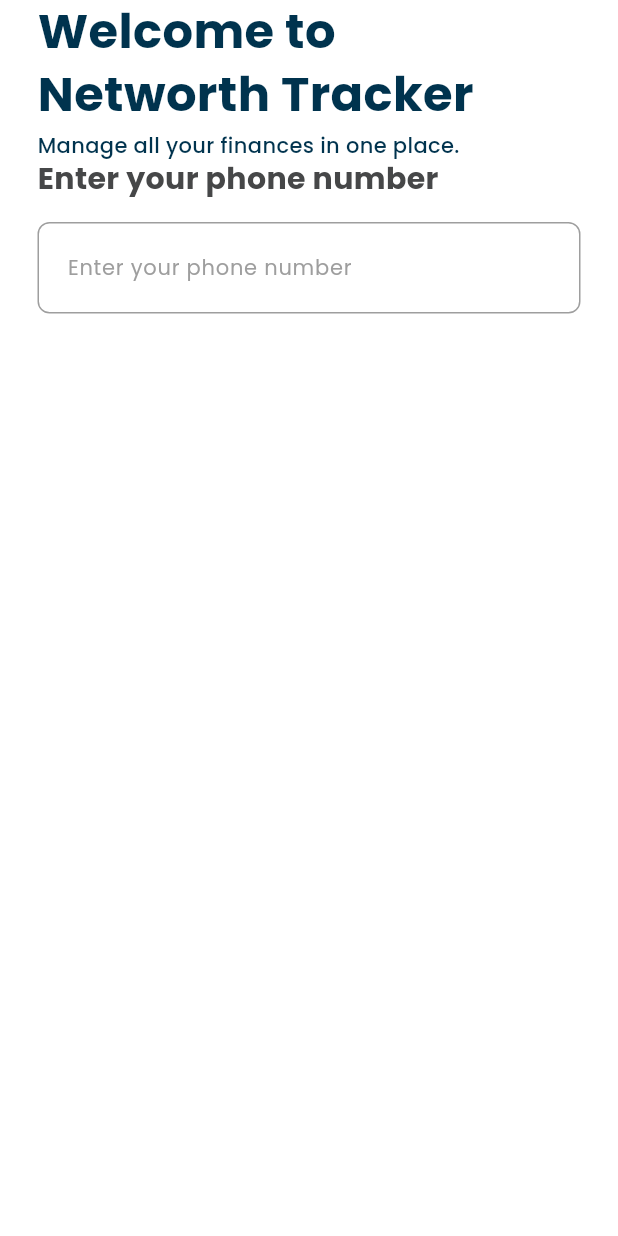
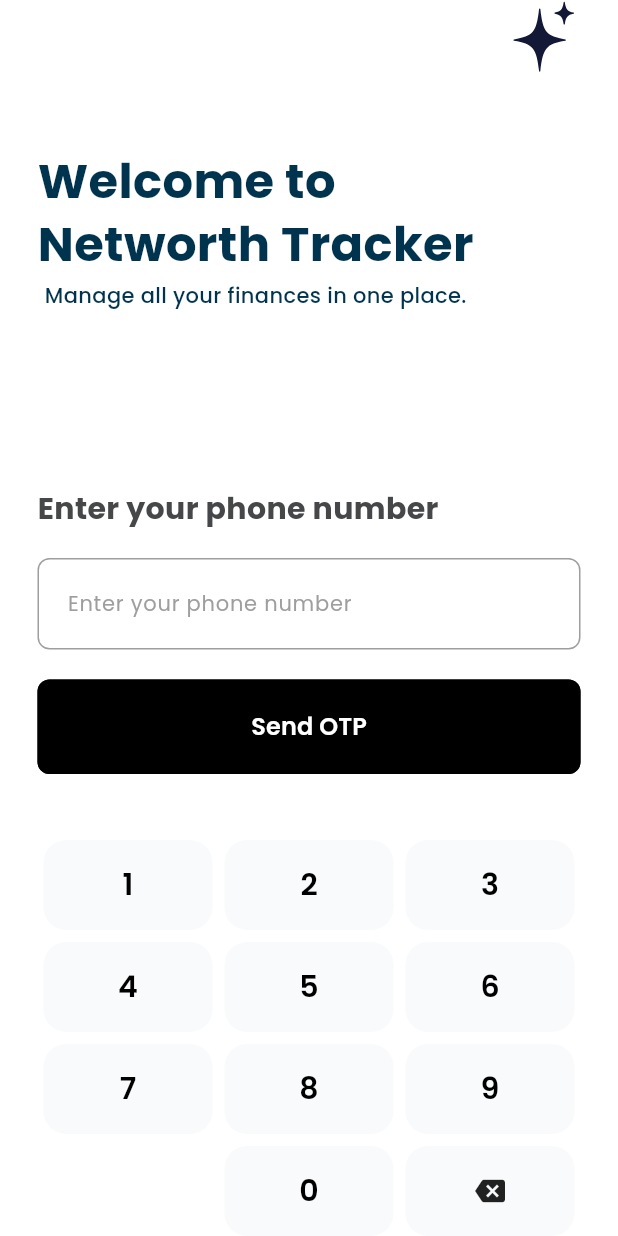
Before and after one commit to Networth-Tracker/nwt-mobile-application, a Flutter app: the PhoneNumberInputScreen screen opened directly, on a phone screen of 412 x 824 dp. Run offline on Flutter 3.47's test engine with Material 3 defaults, Android fonts, the phone set to English and light mode, and no system bars; our stand-ins replace flutter_svg, get, lottie.

Commit message:
added keypad in phone number input

```diff
--- a/lib/main.dart
+++ b/lib/main.dart
@@ -22,7 +22,7 @@ class MyApp extends StatelessWidget {
       ),
       darkTheme: AppTheme.darkTheme,
       themeMode: ThemeMode.light,
-      home: const PhoneOTPVerifyScreen(),
+      home: const OnboardingScreen(),
     );
   }
 }
--- a/lib/screens/auth/otp_verify.dart
+++ b/lib/screens/auth/otp_verify.dart
@@ -84,11 +84,8 @@ class _PhoneOTPVerifyScreenState extends State<PhoneOTPVerifyScreen> {
   // Verify OTP and proceed
   void _verifyOTP() {
     if (_otpCode.length == 6) {
-      // Here you would typically verify the OTP with your backend
-      // For now, just proceed to the next screen
       Get.to(() => const PhoneNumberInputScreen());
     } else {
-      // Show a snackbar or dialog indicating incomplete OTP
       ScaffoldMessenger.of(context).showSnackBar(
         const SnackBar(
           content: Text('Please enter the complete 6-digit OTP'),
@@ -100,8 +97,6 @@ class _PhoneOTPVerifyScreenState extends State<PhoneOTPVerifyScreen> {
 
   // Handle resend OTP functionality
   void _resendOTP() {
-    // Here you would implement the logic to resend OTP
-    // For now, just show a snackbar
     ScaffoldMessenger.of(context).showSnackBar(
       const SnackBar(
         content: Text('OTP resent successfully!'),
--- a/lib/screens/auth/phone_number.dart
+++ b/lib/screens/auth/phone_number.dart
@@ -1,4 +1,7 @@
 import 'package:flutter/material.dart';
+import 'package:flutter_svg/flutter_svg.dart';
+import 'package:get/get.dart';
+import 'package:nwt_app/common/button_widget.dart';
 import 'package:nwt_app/common/input_decorator.dart';
 import 'package:nwt_app/common/key_pad.dart';
 import 'package:nwt_app/common/text_widget.dart';
@@ -13,6 +16,27 @@ class PhoneNumberInputScreen extends StatefulWidget {
 }
 
 class _PhoneNumberInputScreenState extends State<PhoneNumberInputScreen> {
+  final TextEditingController _phoneController = TextEditingController();
+
+  void _onKeyPressed(int digit) {
+    if (_phoneController.text.length < 10) {
+      setState(() {
+        _phoneController.text += digit.toString();
+      });
+    }
+  }
+
+  void _onBackspace() {
+    if (_phoneController.text.isNotEmpty) {
+      setState(() {
+        _phoneController.text = _phoneController.text.substring(
+          0,
+          _phoneController.text.length - 1,
+        );
+      });
+    }
+  }
+
   @override
   Widget build(BuildContext context) {
     return Scaffold(
@@ -21,12 +45,21 @@ class _PhoneNumberInputScreenState extends State<PhoneNumberInputScreen> {
           padding: const EdgeInsets.symmetric(
             horizontal: AppSizing.scaffoldHorizontalPadding,
           ),
-          child: Column(
+          child: Stack(
+            children: [
+              Row(
+                mainAxisAlignment: MainAxisAlignment.end,
+                children: [
+                  SvgPicture.asset('assets/svgs/onboarding/stars.svg'),
+                ],
+              ),
+              Column(
+                mainAxisAlignment: MainAxisAlignment.spaceBetween,
                 crossAxisAlignment: CrossAxisAlignment.start,
                 children: [
                   Column(
-                crossAxisAlignment: CrossAxisAlignment.start,
                     children: [
+                      const SizedBox(height: 100),
                       AppText(
                         "Welcome to \nNetworth Tracker",
                         variant: AppTextVariant.headline1,
@@ -34,7 +67,7 @@ class _PhoneNumberInputScreenState extends State<PhoneNumberInputScreen> {
                         weight: AppTextWeight.bold,
                         colorType: AppTextColorType.tertiary,
                       ),
-                  SizedBox(height: 4),
+                      const SizedBox(height: 4),
                       AppText(
                         "Manage all your finances in one place.",
                         variant: AppTextVariant.bodyMedium,
@@ -45,6 +78,9 @@ class _PhoneNumberInputScreenState extends State<PhoneNumberInputScreen> {
                     ],
                   ),
                   Column(
+                    crossAxisAlignment: CrossAxisAlignment.start,
+                    children: [
+                      Column(
                         children: [
                           AppText(
                             "Enter your phone number",
@@ -53,14 +89,18 @@ class _PhoneNumberInputScreenState extends State<PhoneNumberInputScreen> {
                             weight: AppTextWeight.bold,
                             colorType: AppTextColorType.secondary,
                           ),
-                  SizedBox(height: 16),
+                          const SizedBox(height: 20),
                         ],
                       ),
                       Column(
                         children: [
-                  TextFormField(
-                    style: TextStyle(
-                      color: AppColors.lightTheme['text']!['primary']!,
+                          AbsorbPointer(
+                            // prevents keyboard from opening
+                            child: TextFormField(
+                              controller: _phoneController,
+                              keyboardType: TextInputType.none,
+                              style: const TextStyle(
+                                color: Colors.black,
                                 fontSize: 14,
                                 fontWeight: FontWeight.w600,
                               ),
@@ -68,9 +108,33 @@ class _PhoneNumberInputScreenState extends State<PhoneNumberInputScreen> {
                                 "Enter your phone number",
                               ),
                             ),
+                          ),
+                          const SizedBox(height: 20),
+                          Row(
+                            children: [
+                              Expanded(
+                                child: AppButton(
+                                  text: 'Send OTP',
+                                  variant: AppButtonVariant.primary,
+                                  size: AppButtonSize.large,
+                                  onPressed: () {
+                                    // handle OTP send
+                                  },
+                                ),
+                              ),
                             ],
                           ),
-            //  KeyPad(),
+                          const SizedBox(height: 24),
+                          KeyPad(
+                            onKeyPressed: _onKeyPressed,
+                            onBackspace: _onBackspace,
+                          ),
+                        ],
+                      ),
+                    ],
+                  ),
+                ],
+              ),
             ],
           ),
         ),
```
Also changed, not shown: assets/svgs/onboarding/stars.svg (added). Lines whose indentation alone changed are shown as unchanged.
